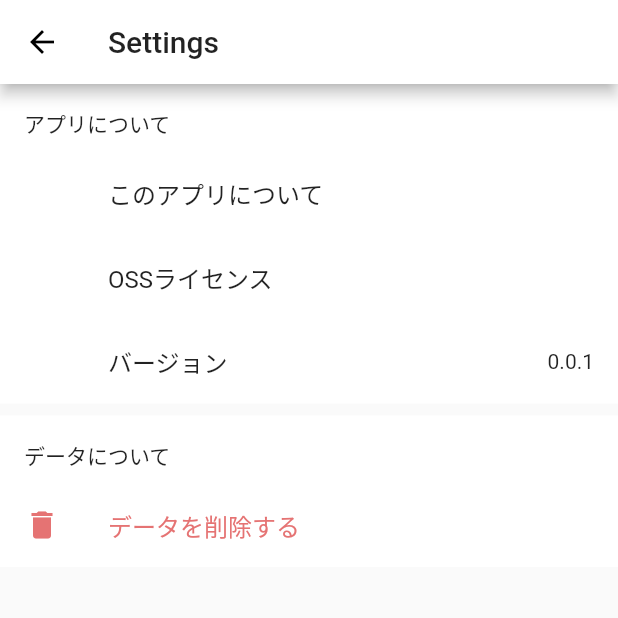
After one commit to hayabusabusa/image_clipper, a Flutter app: the SettingsScreen screen opened by its route, on a phone screen of 412 x 824 dp, the top half of it. The commit adds this screen. Run offline on Flutter 3.47's test engine with Material 2 defaults, Android fonts, the phone set to English and light mode, and no system bars; our stand-ins replace shared_preferences, transparent_image, webview_flutter; accounts and stored records are empty.

Commit message:
Add inherited widget of settings screen

```diff
--- a/lib/main.dart
+++ b/lib/main.dart
@@ -26,7 +26,7 @@ class App extends StatelessWidget {
       ),
       home: HomeScreen(repository: sharedPreferenceRepository,),
       routes: {
-        RouteKeys.settings: (context) => SettingsScreen(),
+        RouteKeys.settings: (context) => SettingsScreen(repository: sharedPreferenceRepository,),
       },
     );
   }
--- a/lib/screens/settings/settings_screen.dart
+++ b/lib/screens/settings/settings_screen.dart
@@ -1,18 +1,28 @@
 import 'package:flutter/material.dart';
 import 'package:image_clipper/models/settings/settings_models.dart';
+import 'package:image_clipper/repository/repositories.dart';
 import 'package:image_clipper/widgets/settings/settings_widgets.dart';
 
 class SettingsScreen extends StatelessWidget {
+  final SharedPreferencesRepository repository;
   final List<SettingsSectionModel> _sections = [
     SettingsSectionModel(title: 'アプリについて', rows: [SettingsCellType.about, SettingsCellType.oss, SettingsCellType.version]),
     SettingsSectionModel(title: 'データについて', rows: [SettingsCellType.removeAll]),
   ];
 
+  SettingsScreen({
+    Key key,
+    @required this.repository
+  }): assert(repository != null),
+      super(key: key);
+
   // MARK: Build widget
 
   @override
   Widget build(BuildContext context) {
-    return Scaffold(
+    return SettingsInheritedWidget(
+      repository: repository,
+      child: Scaffold(
         appBar: AppBar(
           title: Text('Settings'),
         ),
@@ -21,6 +31,7 @@ class SettingsScreen extends StatelessWidget {
           itemBuilder: (context, index) => SettingsListSection(section: _sections[index],),
           separatorBuilder: (context, index) => SizedBox(height: 8,),
         ),
+      ),
     );
   }
 }
--- /dev/null
+++ b/lib/widgets/settings/settings_inherited_widget.dart
@@ -0,0 +1,24 @@
+import 'package:flutter/material.dart';
+import 'package:image_clipper/repository/repositories.dart';
+
+class SettingsInheritedWidget extends InheritedWidget {
+  final SharedPreferencesRepository repository;
+
+  SettingsInheritedWidget({
+    Key key,
+    @required this.repository,
+    @required Widget child,
+  }): assert(repository != null),
+      super(key: key, child: child);
+
+  static SettingsInheritedWidget of(BuildContext context, { @required bool listen }) {
+    return listen
+      ? context.inheritFromWidgetOfExactType(SettingsInheritedWidget) as SettingsInheritedWidget
+      : context
+          .ancestorInheritedElementForWidgetOfExactType(SettingsInheritedWidget)
+          .widget as SettingsInheritedWidget;
+  }
+
+  @override
+  bool updateShouldNotify(InheritedWidget oldWidget) => false;
+}
--- a/lib/widgets/settings/settings_widgets.dart
+++ b/lib/widgets/settings/settings_widgets.dart
@@ -1,2 +1,3 @@
 export './settings_list_tile.dart';
 export './settings_list_section.dart';
+export './settings_inherited_widget.dart';
```
Also changed, not shown: lib/widgets/settings/settings_list_tile.dart (+23 -1 lines). Lines whose indentation alone changed are shown as unchanged.
